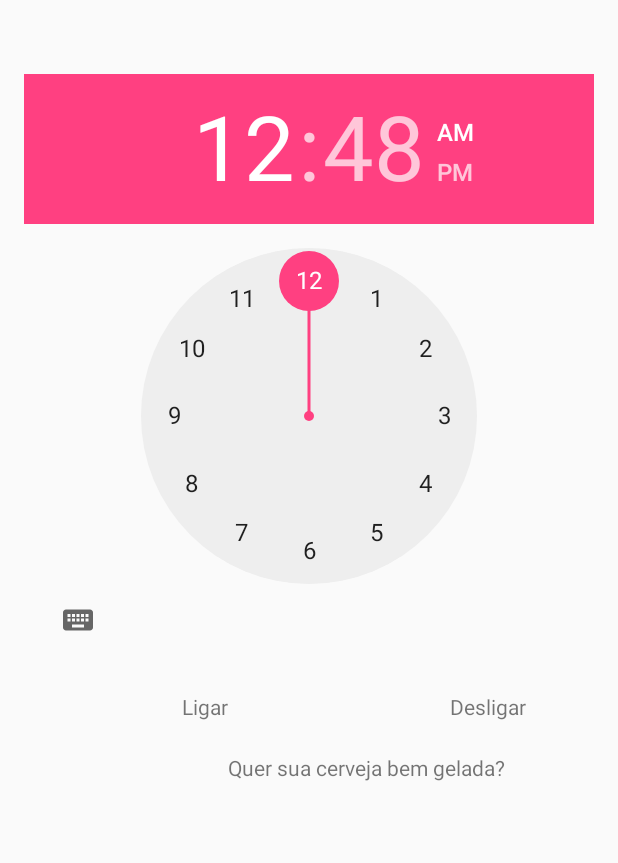
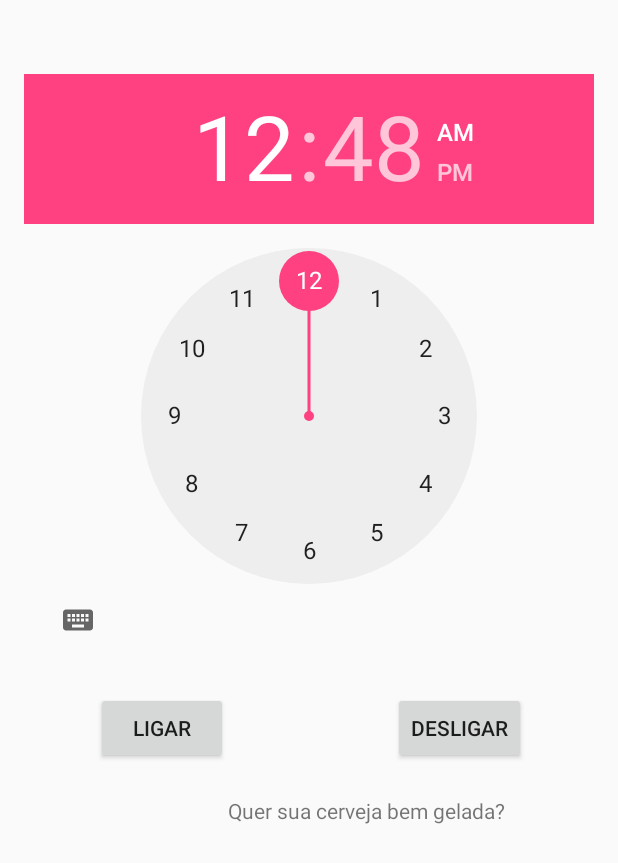
Before and after one commit to Alexandrels/GelaNaoCongela2, an Android app: the layout content_main.xml on its own in the app's theme, with its tools: preview values and no code run, on a phone screen of 412 x 824 dp. Shown: the top 863 px of the screen. Run offline under Robolectric (Android 15) with nearby library versions, the phone set to English and light mode, and no system bars.

Commit message:
PArei no video 5

```diff
--- a/app/src/main/AndroidManifest.xml
+++ b/app/src/main/AndroidManifest.xml
@@ -18,6 +18,7 @@
                 <category android:name="android.intent.category.LAUNCHER" />
             </intent-filter>
         </activity>
+        <receiver android:name=".AlarmeReceiver" />
     </application>
 
 </manifest>
--- a/app/src/main/res/layout/content_main.xml
+++ b/app/src/main/res/layout/content_main.xml
@@ -33,7 +33,7 @@
         android:layout_alignEnd="@+id/desligar_alarm"
         android:layout_marginTop="21dp" />
 
-    <TextView
+    <Button
         android:text="Ligar"
         android:layout_width="wrap_content"
         android:layout_height="wrap_content"
@@ -43,7 +43,7 @@
         android:layout_toLeftOf="@+id/update_alarm"
         android:layout_toStartOf="@+id/update_alarm" />
 
-    <TextView
+    <Button
         android:text="Desligar"
         android:layout_width="wrap_content"
         android:layout_height="wrap_content"
```
Also changed, not shown: app/src/main/java/w2/com/br/gelanaocongela/AlarmeReceiver.java (added, +17 -0 lines), app/src/main/java/w2/com/br/gelanaocongela/MainActivity.java (+53 -1 lines).
